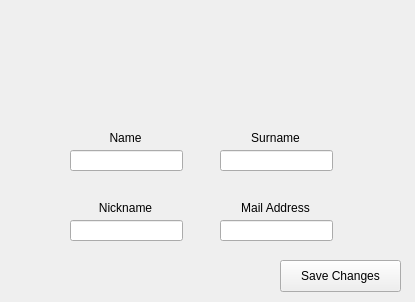
Above: client/account.ui from SimoneDutto/CollaborativeEditor before the change. Below: the same form after it.
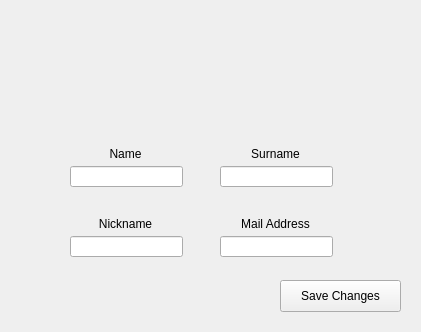
That is the form after the change. Icons and pictures are not drawn.

Patch:
```diff
--- a/client/account.ui
+++ b/client/account.ui
@@ -6,8 +6,8 @@
    <rect>
     <x>0</x>
     <y>0</y>
-    <width>415</width>
-    <height>302</height>
+    <width>421</width>
+    <height>332</height>
    </rect>
   </property>
   <property name="windowTitle">
@@ -16,24 +16,34 @@
   <widget class="QLabel" name="label">
    <property name="geometry">
     <rect>
-     <x>140</x>
-     <y>10</y>
-     <width>131</width>
-     <height>101</height>
+     <x>145</x>
+     <y>17</y>
+     <width>111</width>
+     <height>111</height>
     </rect>
    </property>
+   <property name="font">
+    <font>
+     <pointsize>30</pointsize>
+     <weight>75</weight>
+     <bold>true</bold>
+    </font>
+   </property>
    <property name="text">
     <string/>
    </property>
    <property name="pixmap">
     <pixmap resource="resource.qrc">:/rec/icone/profile.png</pixmap>
    </property>
+   <property name="alignment">
+    <set>Qt::AlignCenter</set>
+   </property>
   </widget>
   <widget class="QLineEdit" name="lineEdit">
    <property name="geometry">
     <rect>
      <x>70</x>
-     <y>150</y>
+     <y>166</y>
      <width>113</width>
      <height>21</height>
     </rect>
@@ -43,7 +53,7 @@
    <property name="geometry">
     <rect>
      <x>220</x>
-     <y>150</y>
+     <y>166</y>
      <width>113</width>
      <height>21</height>
     </rect>
@@ -53,7 +63,7 @@
    <property name="geometry">
     <rect>
      <x>70</x>
-     <y>220</y>
+     <y>236</y>
      <width>113</width>
      <height>21</height>
     </rect>
@@ -63,7 +73,7 @@
    <property name="geometry">
     <rect>
      <x>70</x>
-     <y>130</y>
+     <y>146</y>
      <width>111</width>
      <height>16</height>
     </rect>
@@ -79,7 +89,7 @@
    <property name="geometry">
     <rect>
      <x>220</x>
-     <y>130</y>
+     <y>146</y>
      <width>111</width>
      <height>16</height>
     </rect>
@@ -95,7 +105,7 @@
    <property name="geometry">
     <rect>
      <x>70</x>
-     <y>200</y>
+     <y>216</y>
      <width>111</width>
      <height>16</height>
     </rect>
@@ -111,7 +121,7 @@
    <property name="geometry">
     <rect>
      <x>220</x>
-     <y>220</y>
+     <y>236</y>
      <width>113</width>
      <height>21</height>
     </rect>
@@ -121,7 +131,7 @@
    <property name="geometry">
     <rect>
      <x>220</x>
-     <y>200</y>
+     <y>216</y>
      <width>111</width>
      <height>16</height>
     </rect>
@@ -137,7 +147,7 @@
    <property name="geometry">
     <rect>
      <x>280</x>
-     <y>260</y>
+     <y>280</y>
      <width>121</width>
      <height>32</height>
     </rect>
```
Left out of the diff: 2 changed lines with no effect on the pictures.
